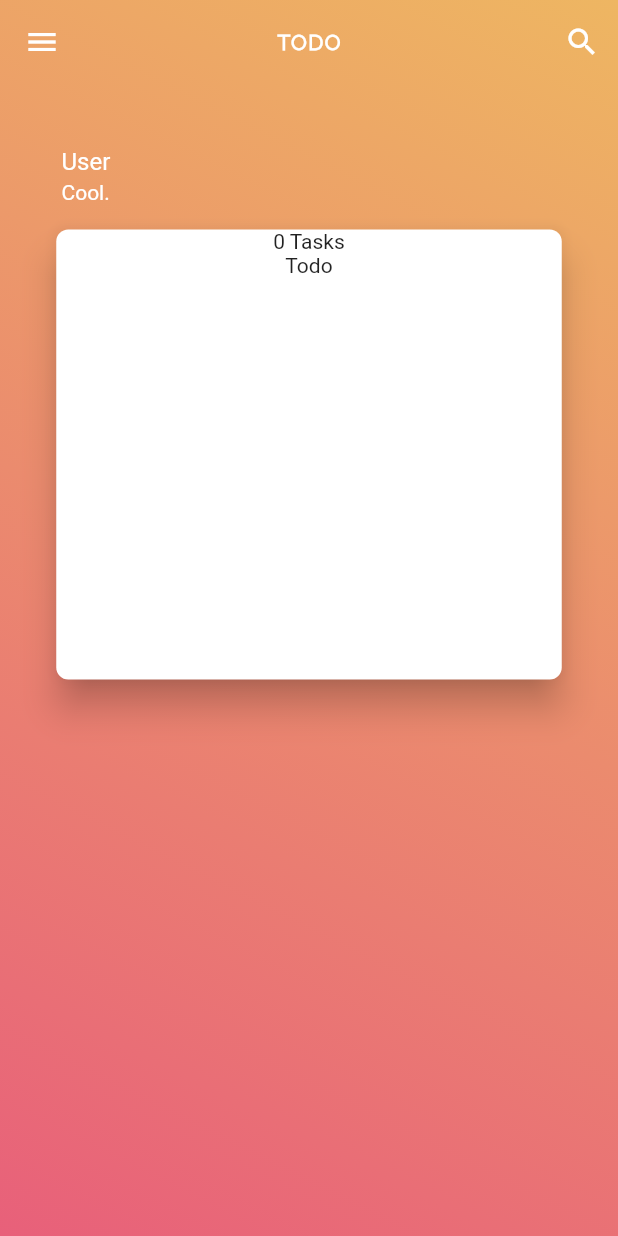
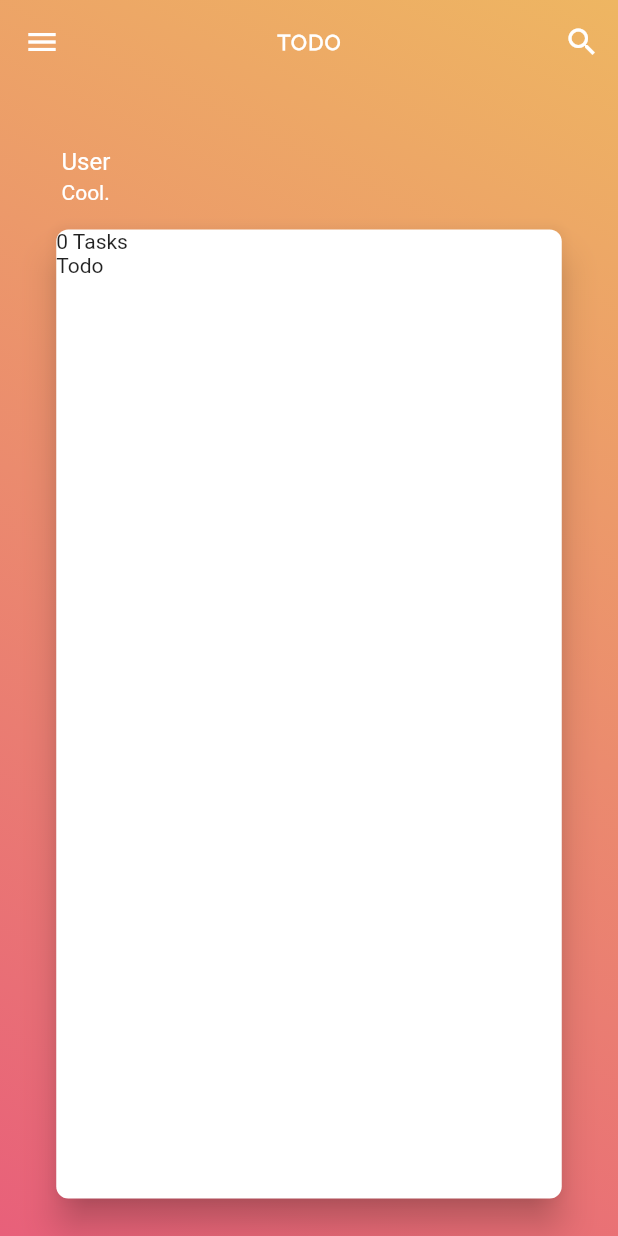
Before and after one commit to vphong/todo_flutter, a Flutter app: the screen it shows after launch, on a phone screen of 412 x 824 dp. Run offline on Flutter 3.47's test engine with Material 2 defaults, Android fonts, the phone set to English and light mode, and no system bars; our stand-ins replace carousel_slider.

Commit message:
expanding screen components to fill empty space

```diff
--- a/lib/src/screens/todo_list.dart
+++ b/lib/src/screens/todo_list.dart
@@ -18,19 +18,32 @@ class _TodoListScreenState extends State<TodoListScreen> {
 
   @override
   Widget build(BuildContext context) {
-    return new Container(
-      child: new Column(
+    final Size screenSize = MediaQuery.of(context).size;
+
+    // make sure body fills space with Expanded
+    var body = new Expanded(
+      flex: 1,
+      child: new Container(
+        padding: EdgeInsets.all(_padding),
+        child: new Column(
+          crossAxisAlignment: CrossAxisAlignment.stretch,
+          mainAxisSize: MainAxisSize.min,
+          children: <Widget>[
+            new SplashInfo(),
+            new TodoListCard()
+          ],
+        ),
+      ),
+    );
+
+    return new Container(// container for gradient bg
+      width: screenSize.width,
+      height: screenSize.height,
+      child: new Column( // contains appBar + body column
+        crossAxisAlignment: CrossAxisAlignment.stretch,
         children: <Widget>[
           appBar,
-          new Container(
-            child: new Column(
-              children: <Widget>[
-                new SplashInfo(),
-                new TodoListCard()
-              ],
-            ),
-            padding: EdgeInsets.all(_padding),
-          ),
+          body
         ],
       ),
       decoration: new BoxDecoration(
@@ -65,11 +78,8 @@ class TodoListCard extends StatelessWidget {
   @override
   Widget build(BuildContext context) {
 
-    return new Container(
-      constraints: new BoxConstraints(
-        maxHeight: 300.0,
-        minWidth: MediaQuery.of(context).size.width * 0.9,
-      ),
+    return new Expanded( // expanded to fill body space
+      flex: 1,
       child: new Card(
         elevation: 10.0,
         margin: EdgeInsets.only(right: _padding/2.0, left: _padding/2.0),
@@ -77,37 +87,14 @@ class TodoListCard extends StatelessWidget {
           borderRadius: new BorderRadius.circular(8.0)
         ),
         child: new Column(
+          crossAxisAlignment: CrossAxisAlignment.stretch,
+          mainAxisSize: MainAxisSize.min,
           children: <Widget>[
             new Text(_list.todosCount + " Tasks"),
             new Text(_list.name),
           ],
-          mainAxisSize: MainAxisSize.max,
         ),
       ),
     );
-
-    // return new Column(
-    //   // width: MediaQuery.of(context).size.width - _padding,
-    //   children: <Widget>[
-    //     new Expanded(
-    //       child: new Card(
-    //         elevation: 10.0,
-    //         margin: EdgeInsets.only(right: _padding/2.0, left: _padding/2.0),
-    //         shape: new RoundedRectangleBorder(
-    //           borderRadius: new BorderRadius.circular(8.0)
-    //         ),
-    //         child: new Column(
-    //           children: <Widget>[
-    //             new Text(_list.todosCount + " Tasks"),
-    //             new Text(_list.name),
-    //           ],
-    //           mainAxisSize: MainAxisSize.max,
-    //         ),
-    //       ),
-
-    //     )
-
-    //   ],
-    // );
   }
 }
```
Also changed, not shown: 1 other file.
